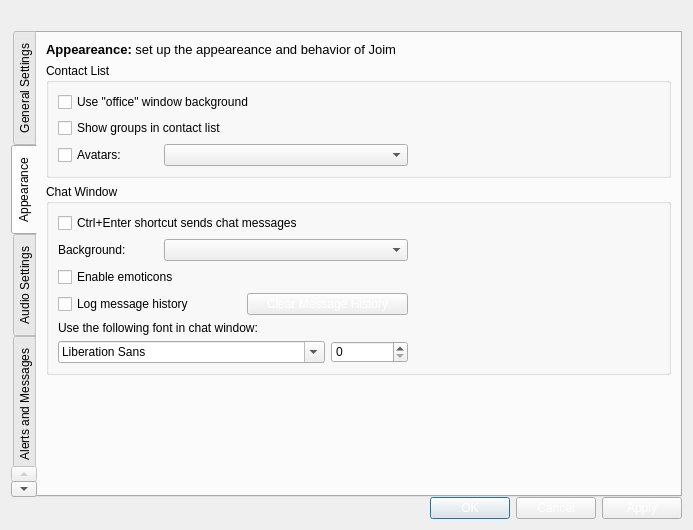
AlekSi/Jabbin, file src/tools/customwidgets/optionsdialog_base.ui: the form before one commit.
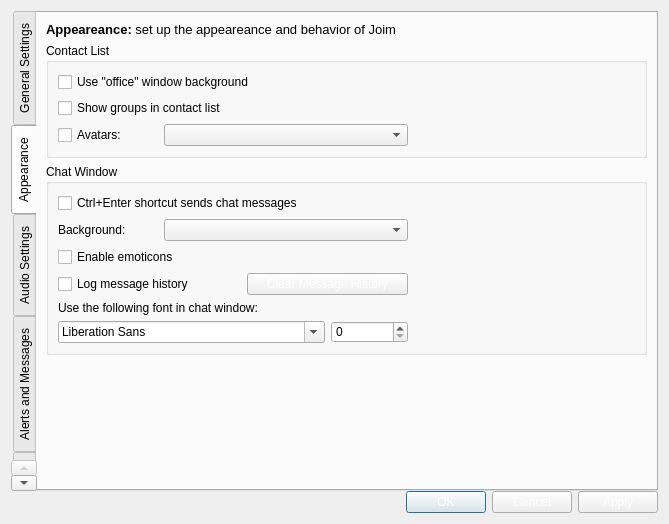
The form after the commit. The open tabs and pages were chosen to show the change. Icons and pictures are not drawn. Custom widgets are drawn as their Qt base class.

Commit message: Creating a new window class to replace YaWindow

```diff
--- a/src/tools/customwidgets/optionsdialog_base.ui
+++ b/src/tools/customwidgets/optionsdialog_base.ui
@@ -5,8 +5,8 @@
    <rect>
     <x>0</x>
     <y>0</y>
-    <width>693</width>
-    <height>530</height>
+    <width>669</width>
+    <height>524</height>
    </rect>
   </property>
   <property name="windowTitle" >
@@ -67,39 +67,29 @@
 }
 
 OptionsDialog {
-	background-image: url(:/customwidgets/data/window_background.png);
+    border: none;
+	background-image: url(:/customwidgets/data/window_background_crop.png);
     background-repeat: repeat-x;
     background-color: #d5e6f3;
-    border: 4px solid 99b9d2;
+    background-attachment: fixed;
+    background-position: top left;
+}
+
+QWidget#Border {
+    background:  #99b9d2;
 }</string>
   </property>
   <layout class="QVBoxLayout" name="verticalLayout" >
    <property name="spacing" >
     <number>0</number>
    </property>
-   <item>
-    <spacer name="verticalSpacer_9" >
-     <property name="orientation" >
-      <enum>Qt::Vertical</enum>
-     </property>
-     <property name="sizeType" >
-      <enum>QSizePolicy::Fixed</enum>
-     </property>
-     <property name="sizeHint" stdset="0" >
-      <size>
-       <width>20</width>
-       <height>20</height>
-      </size>
-     </property>
-    </spacer>
-   </item>
    <item>
     <widget class="AdvancedTabWidget" name="tabs" >
      <property name="tabPosition" >
       <enum>QTabWidget::West</enum>
      </property>
      <property name="currentIndex" >
-      <number>6</number>
+      <number>0</number>
      </property>
      <property name="iconSize" >
       <size>
@@ -377,7 +367,7 @@
             </property>
            </widget>
           </item>
-          <item rowspan="6" row="0" column="4" >
+          <item rowspan="6" row="0" column="5" >
            <spacer name="horizontalSpacer_7" >
             <property name="orientation" >
              <enum>Qt::Horizontal</enum>
@@ -429,13 +419,6 @@
             </property>
            </widget>
           </item>
-          <item row="3" column="2" colspan="2" >
-           <widget class="YaLinkButton" name="buttonClearMessageHistory" >
-            <property name="text" >
-             <string>Clear Message History</string>
-            </property>
-           </widget>
-          </item>
           <item row="4" column="0" colspan="4" >
            <widget class="QLabel" name="labelFont" >
             <property name="sizePolicy" >
@@ -455,6 +438,13 @@
           <item row="5" column="3" >
            <widget class="QSpinBox" name="editFontSize" />
           </item>
+          <item row="3" column="2" colspan="2" >
+           <widget class="QPushButton" name="buttonClearLog" >
+            <property name="text" >
+             <string>Clear Message History</string>
+            </property>
+           </widget>
+          </item>
          </layout>
         </widget>
        </item>
@@ -727,7 +717,7 @@
            </widget>
           </item>
           <item>
-           <widget class="QRadioButton" name="radioSystemAlert" >
+           <widget class="QRadioButton" name="radioSystemCallAlert" >
             <property name="text" >
              <string>Show system notification</string>
             </property>
@@ -1044,11 +1034,6 @@
    <header>tools/customwidgets/generic/advancedtabwidget.h</header>
    <container>1</container>
   </customwidget>
-  <customwidget>
-   <class>YaLinkButton</class>
-   <extends>QPushButton</extends>
-   <header>yalinkbutton.h</header>
-  </customwidget>
  </customwidgets>
  <resources>
   <include location="customwidgets.qrc" />
```
Left out of the diff: 19 changed lines with no effect on the pictures. The commit also changes 17 other files.
